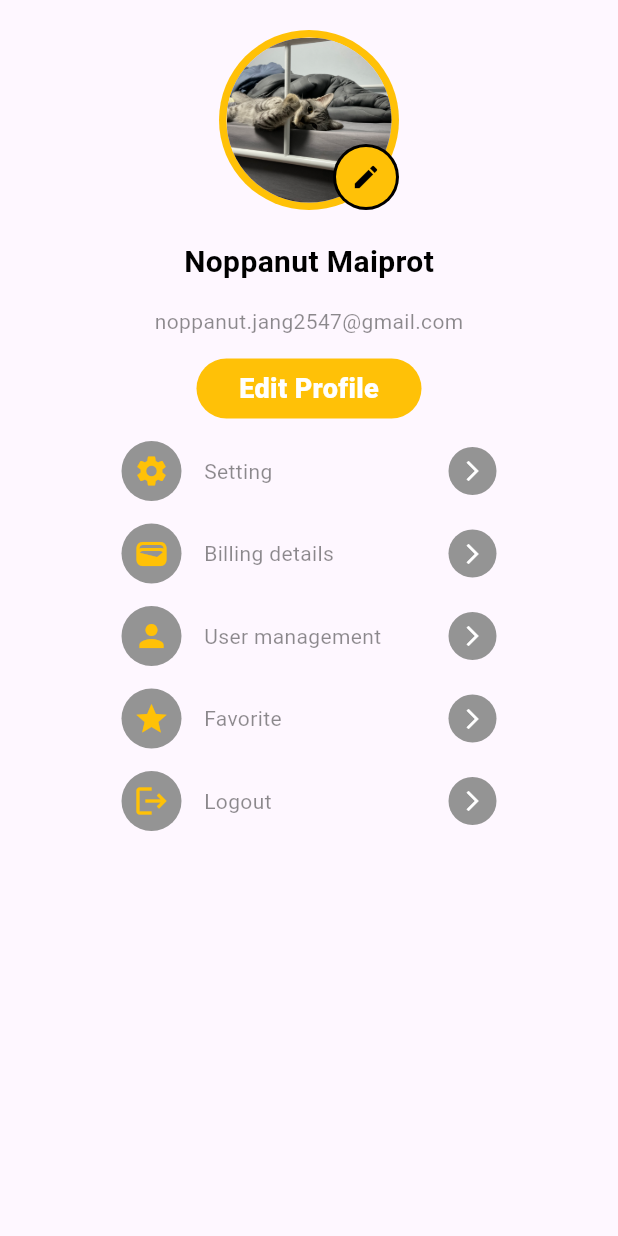
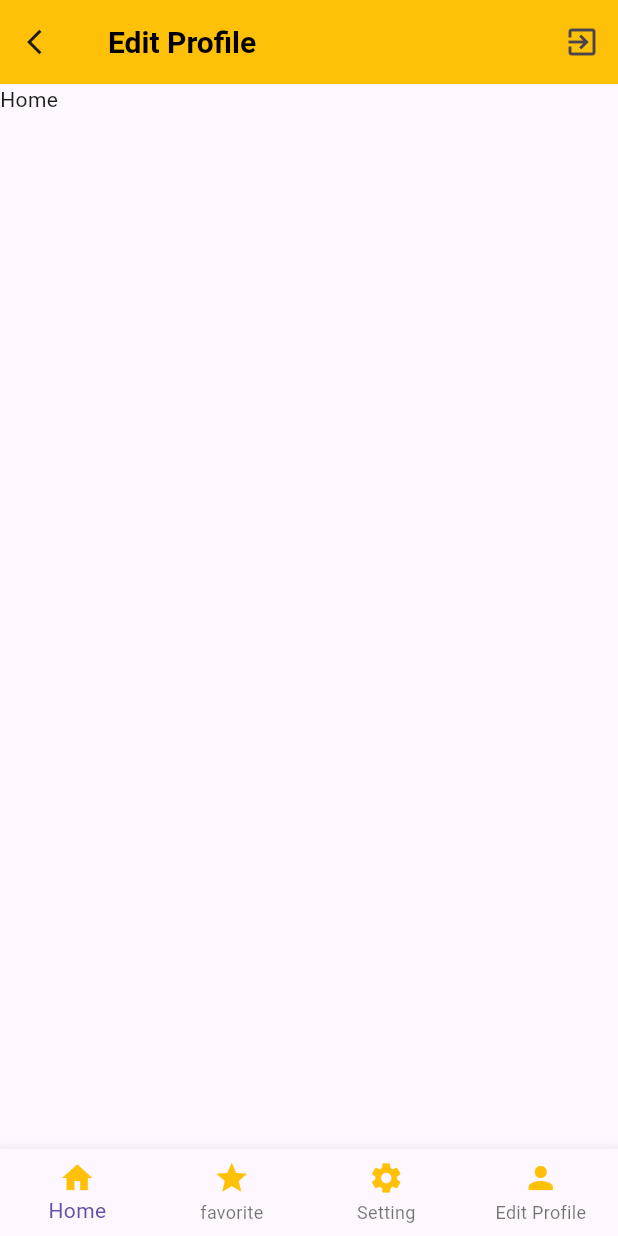
Before and after one commit to Noppanut01/modern_profile, a Flutter app: the screen it shows after launch, on a phone screen of 412 x 824 dp. Run offline on Flutter 3.47's test engine with Material 3 defaults, Android fonts, the phone set to English and light mode, and no system bars; our stand-ins replace google_fonts; Roboto replaces fonts that are missing (Kanit).

```diff
--- a/lib/components/profile_menu.dart
+++ b/lib/components/profile_menu.dart
@@ -1,6 +1,4 @@
-// ignore_for_file: public_member_api_docs, sort_constructors_first
 import 'package:flutter/material.dart';
-
 import '../constant/constant.dart';
 
 class ProfileMenu extends StatelessWidget {
--- /dev/null
+++ b/lib/screens/edit_screen.dart
@@ -0,0 +1,68 @@
+import 'package:flutter/material.dart';
+import '../constant/constant.dart';
+import '../components/profile_image.dart';
+import '../components/profile_menu.dart';
+
+class EditProfileScreen extends StatelessWidget {
+  const EditProfileScreen({
+    super.key,
+  });
+
+  @override
+  Widget build(BuildContext context) {
+    return SingleChildScrollView(
+      scrollDirection: Axis.vertical,
+      child: Column(
+        children: [
+          SizedBox(height: 30),
+          ProfileImage(),
+          SizedBox(height: 20),
+          Text(
+            'Noppanut Maiprot',
+            style: textTitle,
+          ),
+          SizedBox(height: 15),
+          Text('noppanut.jang2547@gmail.com', style: textSubTitle),
+          SizedBox(height: 15),
+          Container(
+            width: 150,
+            height: 40,
+            decoration: BoxDecoration(
+              color: Colors.amber,
+              borderRadius: BorderRadius.circular(25.0),
+            ),
+            child: Center(
+              child: Text('Edit Profile', style: textBtn),
+            ),
+          ),
+          // Profile menu
+          SizedBox(height: 30),
+          ProfileMenu(
+            title: 'Setting',
+            icons: Icons.settings,
+          ),
+          SizedBox(height: 15),
+          ProfileMenu(
+            title: 'Billing details',
+            icons: Icons.wallet,
+          ),
+          SizedBox(height: 15),
+          ProfileMenu(
+            title: 'User management',
+            icons: Icons.person,
+          ),
+          SizedBox(height: 15),
+          ProfileMenu(
+            title: 'Favorite',
+            icons: Icons.star,
+          ),
+          SizedBox(height: 15),
+          ProfileMenu(
+            title: 'Logout',
+            icons: Icons.logout,
+          ),
+        ],
+      ),
+    );
+  }
+}
--- a/lib/screens/profile_screen.dart
+++ b/lib/screens/profile_screen.dart
@@ -1,64 +1,86 @@
 import 'package:flutter/material.dart';
 import '/constant/constant.dart';
-import '../components/profile_image.dart';
-import '../components/profile_menu.dart';
+import 'edit_screen.dart';
 
-class ProfileScreen extends StatelessWidget {
+class ProfileScreen extends StatefulWidget {
   const ProfileScreen({super.key});
+
+  @override
+  State<ProfileScreen> createState() => _ProfileScreenState();
+}
+
+class _ProfileScreenState extends State<ProfileScreen> {
+  int _selectedItem = 0;
+
+  void _navigationBottomNavbar(int index) {
+    setState(() {
+      _selectedItem = index;
+      // print(index);
+    });
+  }
+
+  final List<Widget> _pages = [
+    Text('Home'),
+    Text('Favorite'),
+    Text('Setting'),
+    EditProfileScreen(),
+  ];
 
   @override
   Widget build(BuildContext context) {
     return Scaffold(
-      body: Column(
-        children: [
-          SizedBox(
-            height: 20,
+      appBar: AppBar(
+        backgroundColor: Colors.amber,
+        title: Text(
+          'Edit Profile',
+          style: textTitle,
+        ),
+        // centerTitle: true,
+        leading: Icon(
+          Icons.arrow_back_ios,
+          size: 20,
+          // color: iconPrimaryColor,
+        ),
+        actions: [
+          IconButton(
+            onPressed: () {},
+            icon: Icon(Icons.exit_to_app),
           ),
-          ProfileImage(),
-          SizedBox(height: 20),
-          Text(
-            'Noppanut Maiprot',
-            style: textTitle,
+        ],
+      ),
+      body: _pages[_selectedItem],
+      bottomNavigationBar: BottomNavigationBar(
+        currentIndex: _selectedItem,
+        onTap: _navigationBottomNavbar,
+        type: BottomNavigationBarType.fixed,
+        items: [
+          BottomNavigationBarItem(
+            icon: Icon(
+              Icons.home,
+              color: iconPrimaryColor,
+            ),
+            label: 'Home',
           ),
-          SizedBox(height: 15),
-          Text('noppanut.jang2547@gmail.com', style: textSubTitle),
-          SizedBox(height: 15),
-          Container(
-            width: 150,
-            height: 40,
-            decoration: BoxDecoration(
-              color: Colors.amber,
-              borderRadius: BorderRadius.circular(25.0),
+          BottomNavigationBarItem(
+            icon: Icon(
+              Icons.star,
+              color: iconPrimaryColor,
             ),
-            child: Center(
-              child: Text('Edit Profile', style: textBtn),
+            label: 'favorite',
+          ),
+          BottomNavigationBarItem(
+            icon: Icon(
+              Icons.settings,
+              color: iconPrimaryColor,
             ),
+            label: 'Setting',
           ),
-          // Profile menu
-          SizedBox(height: 15),
-          ProfileMenu(
-            title: 'Setting',
-            icons: Icons.settings,
-          ),
-          SizedBox(height: 15),
-          ProfileMenu(
-            title: 'Billing details',
-            icons: Icons.wallet,
-          ),
-          SizedBox(height: 15),
-          ProfileMenu(
-            title: 'User management',
-            icons: Icons.person,
-          ),
-          SizedBox(height: 15),
-          ProfileMenu(
-            title: 'Favorite',
-            icons: Icons.star,
-          ),
-          SizedBox(height: 15),
-          ProfileMenu(
-            title: 'Logout',
-            icons: Icons.logout,
+          BottomNavigationBarItem(
+            icon: Icon(
+              Icons.person,
+              color: iconPrimaryColor,
+            ),
+            label: 'Edit Profile',
           ),
         ],
       ),
```
